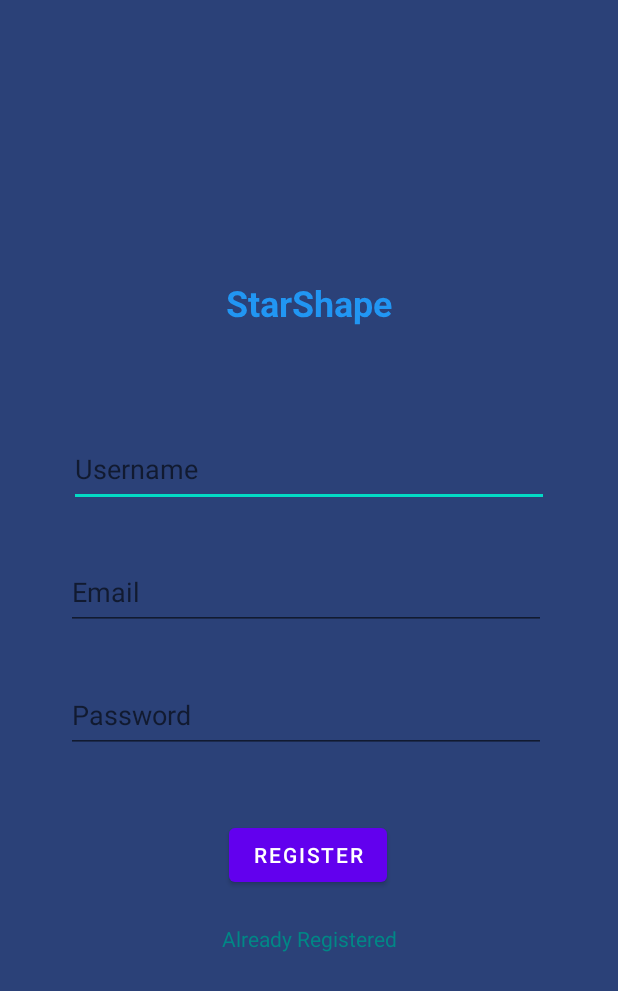
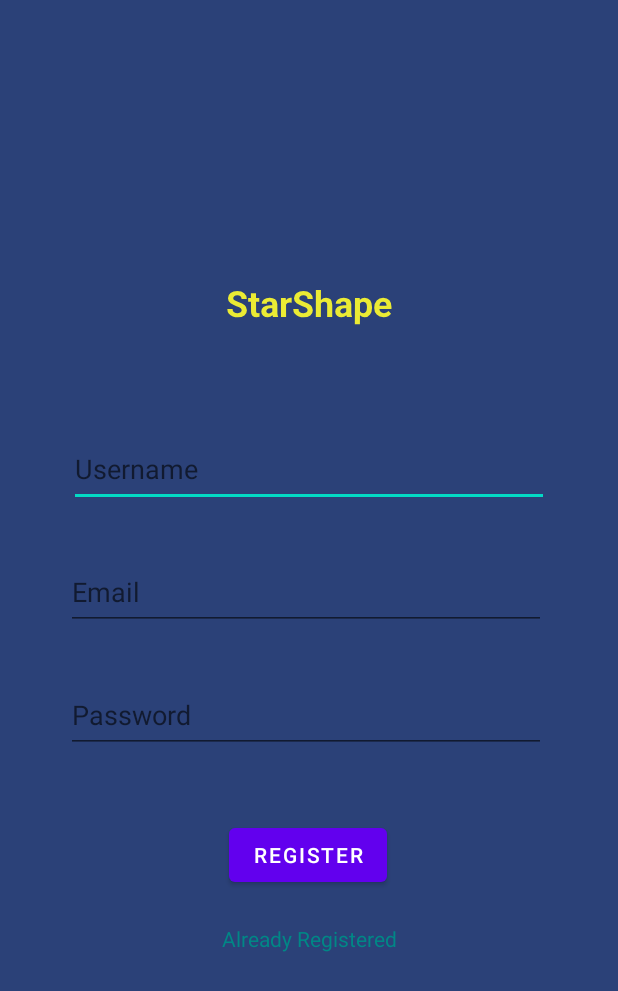
Before and after one commit to maldo31/Star, an Android app: the layout activity_register.xml on its own in the app's theme, with its tools: preview values and no code run, on a phone screen of 412 x 824 dp. Shown: the top 991 px of the screen. Run offline under Robolectric (Android 15) with nearby library versions, the phone set to English and light mode, and no system bars.

Commit message:
StarShape color changed to yellow from blue.

```diff
--- a/app/src/main/res/layout/activity_register.xml
+++ b/app/src/main/res/layout/activity_register.xml
@@ -18,7 +18,7 @@
         android:layout_marginBottom="560dp"
         android:rotationX="-4"
         android:text="StarShape"
-        android:textColor="#2196F3"
+        android:textColor="#ebeb34"
         android:textSize="24sp"
         android:textStyle="bold"
         app:layout_constraintBottom_toBottomOf="parent"
```
